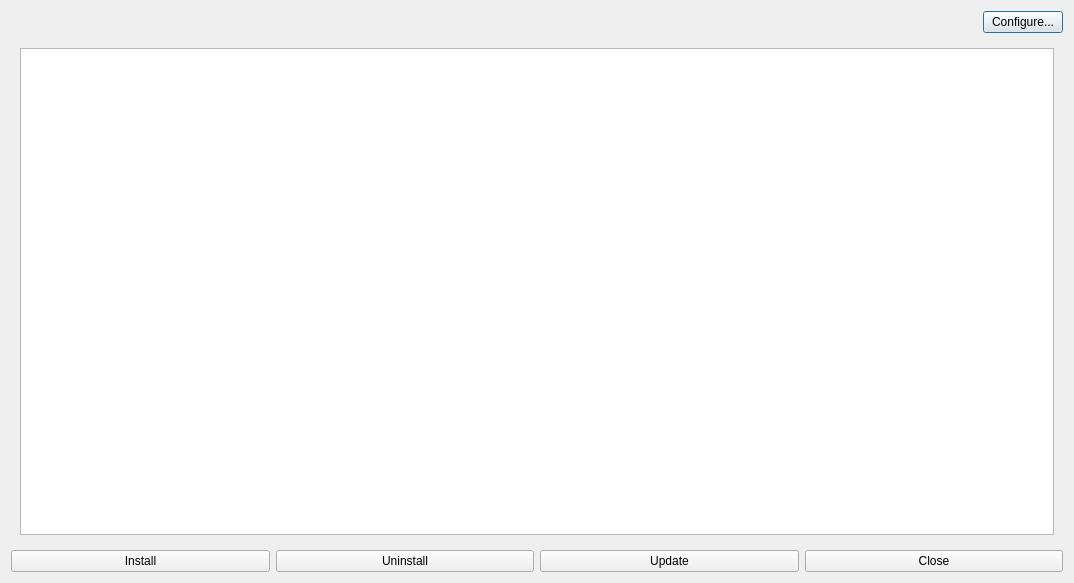
This is app/src/rps/pluginBrower/plugininstallerbrowser.ui in LabRPS/LabRPS as Qt 5 draws it before an edit. The edited form follows.
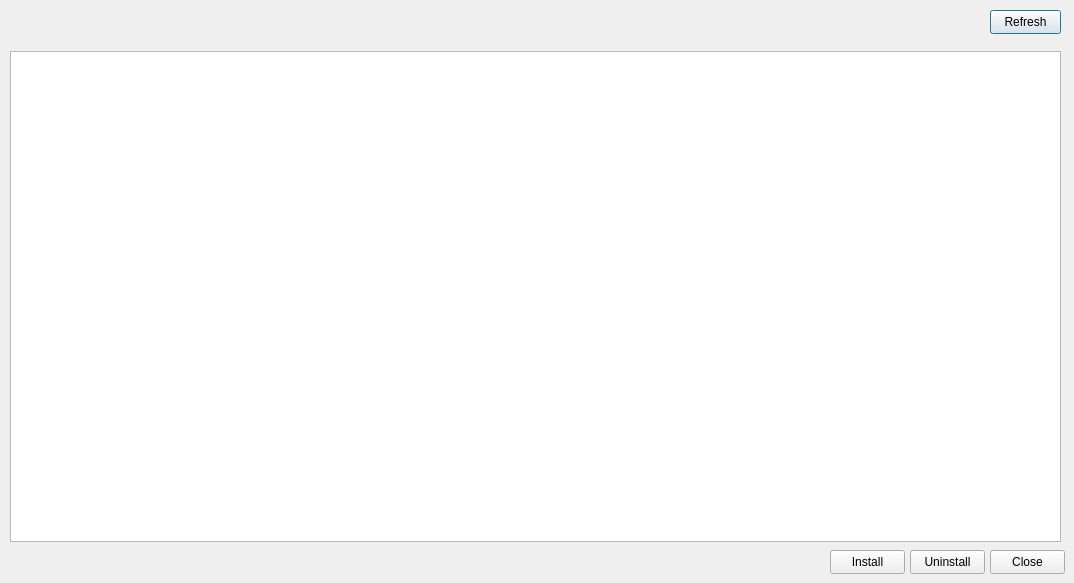
This is the edited form.

Diff of the .ui file:
```diff
--- a/app/src/rps/pluginBrower/plugininstallerbrowser.ui
+++ b/app/src/rps/pluginBrower/plugininstallerbrowser.ui
@@ -13,77 +13,71 @@
   <property name="windowTitle">
    <string>Dialog</string>
   </property>
-  <layout class="QVBoxLayout" name="verticalLayout">
-   <item>
-    <layout class="QHBoxLayout" name="horizontalLayout_6">
-     <item>
-      <spacer name="horizontalSpacer">
-       <property name="orientation">
-        <enum>Qt::Horizontal</enum>
-       </property>
-       <property name="sizeHint" stdset="0">
-        <size>
-         <width>40</width>
-         <height>20</height>
-        </size>
-       </property>
-      </spacer>
-     </item>
-     <item>
-      <widget class="QPushButton" name="pushButtonConfigure">
+  <widget class="QPushButton" name="pushButtonRefresh">
+   <property name="geometry">
+    <rect>
+     <x>990</x>
+     <y>10</y>
+     <width>71</width>
+     <height>24</height>
+    </rect>
+   </property>
        <property name="text">
-        <string>Configure...</string>
-       </property>
-      </widget>
-     </item>
-    </layout>
-   </item>
-   <item>
-    <widget class="QFrame" name="horizontalFrame">
-     <layout class="QHBoxLayout" name="horizontalLayout_2">
-      <item>
-       <widget class="QTableWidget" name="tableWidget">
-        <property name="sizeAdjustPolicy">
-         <enum>QAbstractScrollArea::AdjustIgnored</enum>
-        </property>
-       </widget>
-      </item>
-     </layout>
-    </widget>
-   </item>
-   <item>
-    <layout class="QHBoxLayout" name="horizontalLayout">
-     <item>
+    <string>Refresh</string>
+   </property>
+  </widget>
       <widget class="QPushButton" name="pushButtonInstall">
+   <property name="geometry">
+    <rect>
+     <x>830</x>
+     <y>550</y>
+     <width>75</width>
+     <height>24</height>
+    </rect>
+   </property>
        <property name="text">
         <string>Install</string>
        </property>
       </widget>
-     </item>
-     <item>
-      <widget class="QPushButton" name="pushButtonUninstall">
-       <property name="text">
-        <string>Uninstall</string>
-       </property>
-      </widget>
-     </item>
-     <item>
-      <widget class="QPushButton" name="pushButtonUpdate">
-       <property name="text">
-        <string>Update</string>
-       </property>
-      </widget>
-     </item>
-     <item>
       <widget class="QPushButton" name="pushButtonClose">
+   <property name="geometry">
+    <rect>
+     <x>990</x>
+     <y>550</y>
+     <width>75</width>
+     <height>24</height>
+    </rect>
+   </property>
        <property name="text">
         <string>Close</string>
        </property>
       </widget>
-     </item>
-    </layout>
-   </item>
-  </layout>
+  <widget class="QPushButton" name="pushButtonUninstall">
+   <property name="geometry">
+    <rect>
+     <x>910</x>
+     <y>550</y>
+     <width>75</width>
+     <height>24</height>
+    </rect>
+   </property>
+   <property name="text">
+    <string>Uninstall</string>
+   </property>
+  </widget>
+  <widget class="QTableWidget" name="tableWidget">
+   <property name="geometry">
+    <rect>
+     <x>10</x>
+     <y>51</y>
+     <width>1051</width>
+     <height>491</height>
+    </rect>
+   </property>
+   <property name="sizeAdjustPolicy">
+    <enum>QAbstractScrollArea::AdjustIgnored</enum>
+   </property>
+  </widget>
  </widget>
  <resources/>
  <connections/>
```
Lines whose indentation alone changed are shown as unchanged.
